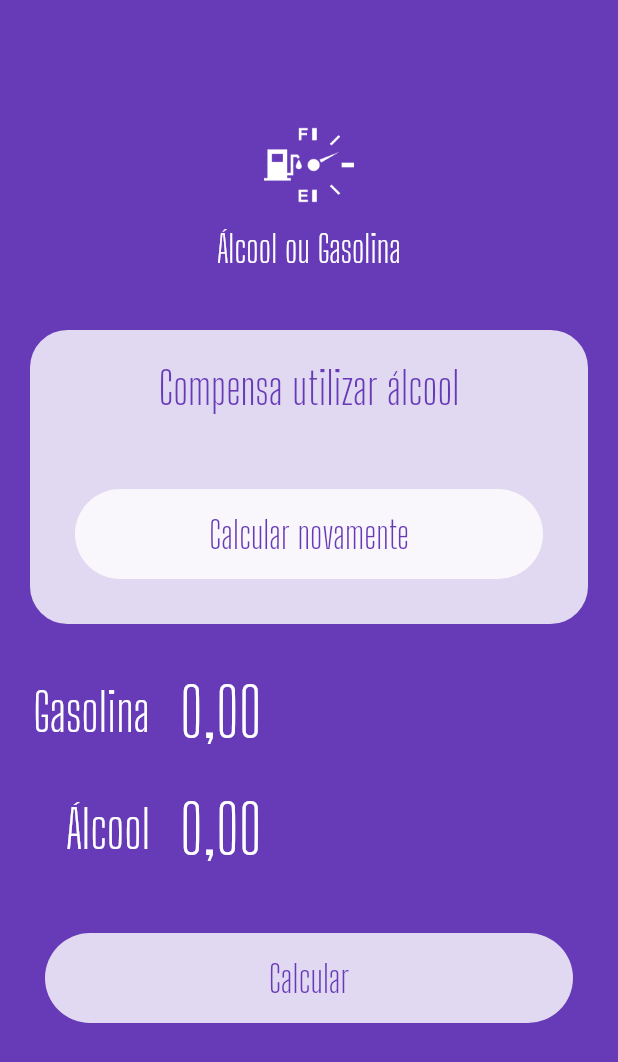
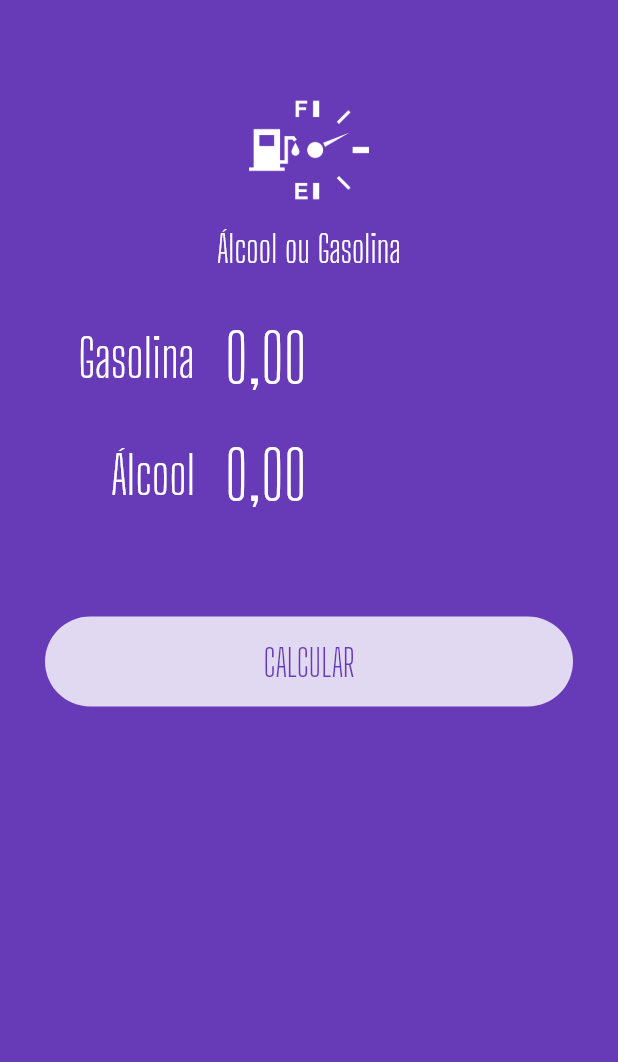
Before and after one commit to JoaoNascSilva/AlcoolOuGasolina, a Flutter app: the screen it shows after launch, on a phone screen of 412 x 824 dp. Shown: the top 1062 px of the screen. Run offline on Flutter 3.47's test engine with Material 2 defaults, Android fonts, the phone set to English and light mode, and no system bars; our stand-ins replace flutter_masked_text.

```diff
--- a/aog/lib/main.dart
+++ b/aog/lib/main.dart
@@ -1,7 +1,5 @@
-import 'package:aog/widgets/input.widget.dart';
-import 'package:aog/widgets/logo.widget.dart';
+import 'package:aog/pages/home.page.dart';
 import 'package:flutter/material.dart';
-import 'package:flutter_masked_text/flutter_masked_text.dart';
 
 void main() => runApp(MyApp());
 
@@ -18,89 +16,3 @@ class MyApp extends StatelessWidget {
     );
   }
 }
-
-class HomePage extends StatelessWidget {
-  var _gasolinaCtrl = new MoneyMaskedTextController();
-  var _alcoolCtrl = new MoneyMaskedTextController();
-
-  @override
-  Widget build(BuildContext context) {
-    return Scaffold(
-      backgroundColor: Theme.of(context).primaryColor,
-      body: ListView (
-        children: <Widget>[
-          Logo(),
-          Container(
-            margin: EdgeInsets.all(20),
-            decoration:  BoxDecoration(
-              color: Colors.white.withOpacity(0.8),
-              borderRadius: BorderRadius.circular(25),
-            ),
-            child: Column(
-              children: <Widget>[
-                SizedBox(height: 20,),
-                Text(
-                  "Compensa utilizar álcool",
-                  style: TextStyle(
-                    color: Theme.of(context).primaryColor,
-                    fontSize: 30,
-                    fontFamily: "Big Shoulders Display"
-                  ),
-                  textAlign: TextAlign.center,
-                ),
-                SizedBox(height: 20,),
-                Container(
-                  margin: EdgeInsets.all(30),
-                  height: 60,
-                  width: double.infinity,
-                  decoration: BoxDecoration(
-                    color: Colors.white.withOpacity(0.80),
-                    borderRadius: BorderRadius.circular(60)
-                  ),
-                  child: FlatButton(
-                    child: Text(
-                      "Calcular novamente",
-                      style: TextStyle(
-                        color: Theme.of(context).primaryColor,
-                        fontSize: 25,
-                        fontFamily: "Big Shoulders Display"
-                      ),
-                    ),
-                    onPressed: (){}
-                  ),
-                )
-              ],
-            ),
-          ),
-          Input(
-            ctrl: _gasolinaCtrl,
-            label: "Gasolina"
-          ),
-          Input(
-            ctrl: _alcoolCtrl,
-            label: "Álcool"
-          ),
-          Container(
-            margin: EdgeInsets.all(30),
-            height: 60,
-            decoration: BoxDecoration(
-              color: Colors.white.withOpacity(0.80),
-              borderRadius: BorderRadius.circular(60)
-            ),
-            child: FlatButton(
-              child: Text(
-                "Calcular",
-                style: TextStyle(
-                  color: Theme.of(context).primaryColor,
-                  fontSize: 25,
-                  fontFamily: "Big Shoulders Display"
-                ),
-              ),
-              onPressed: (){}
-            ),
-          )
-        ],
-      ),
-    );
-  }
-}
--- /dev/null
+++ b/aog/lib/pages/home.page.dart
@@ -0,0 +1,87 @@
+import 'package:aog/widgets/logo.widget.dart';
+import 'package:aog/widgets/submit-form.dart';
+import 'package:aog/widgets/succes.widget.dart';
+import 'package:flutter/material.dart';
+import 'package:flutter_masked_text/flutter_masked_text.dart';
+
+class HomePage extends StatefulWidget {
+  @override
+  _HomePageState createState() => _HomePageState();
+}
+
+class _HomePageState extends State<HomePage> {
+  Color _color = Colors.deepPurple;
+  var _busy = false;
+  var _completed = false;
+  var _resultText = "Compensa utilizar álcool";
+  var _gasCtrl = new MoneyMaskedTextController();
+  var _alcCtrl = new MoneyMaskedTextController();
+
+  @override
+  Widget build(BuildContext context) {
+    return Scaffold(
+      backgroundColor: Theme.of(context).primaryColor,
+      body: AnimatedContainer(
+        duration: Duration(
+          milliseconds: 1200,
+        ),
+        color: _color,
+        child: ListView(
+          children: <Widget>[
+            Logo(),
+            _completed
+                ? Success(
+                    result: _resultText,
+                    reset: reset,
+                  )
+                : SubmitForm(
+                    alcCtrl: _alcCtrl,
+                    gasCtrl: _gasCtrl,
+                    busy: _busy,
+                    submitFunc: calculate,
+                  ),
+          ],
+        ),
+      ),
+    );
+  }
+
+  Future calculate() {
+    double alc =
+        double.parse(_alcCtrl.text.replaceAll(new RegExp(r'[,.]'), '')) / 100;
+    double gas =
+        double.parse(_gasCtrl.text.replaceAll(new RegExp(r'[,.]'), '')) / 100;
+    double res = alc / gas;
+
+    setState(() {
+      _color = Colors.deepPurpleAccent;
+      _completed = false;
+      _busy = true;
+    });
+
+    return new Future.delayed(
+        const Duration(seconds: 1),
+        () => {
+              setState(() {
+                if (res >= 0.7) {
+                  _resultText = "Compensa utilizar Gasolina!";
+                } else {
+                  _resultText = "Compensa utilizar Álcool!";
+                }
+
+                _busy = false;
+                _completed = true;
+              })
+            });
+  }
+
+  reset() {
+    setState(() {
+      _color = Colors.deepPurple;
+      _alcCtrl = new MoneyMaskedTextController();
+      _gasCtrl = new MoneyMaskedTextController();
+      _completed = false;
+      _busy = false;
+    });
+  }
+}
--- /dev/null
+++ b/aog/lib/widgets/loading-button.widget.dart
@@ -0,0 +1,49 @@
+import 'package:flutter/material.dart';
+
+class LoadingButton extends StatelessWidget {
+  var busy = false;
+  var invert = false;
+  Function func;
+  var text = "";
+
+  LoadingButton({
+    @required this.busy,
+    @required this.func,
+    @required this.invert,
+    @required this.text,
+  });
+
+  @override
+  Widget build(BuildContext context) {
+    return busy
+        ? Container(
+            alignment: Alignment.center,
+            height: 50,
+            child: CircularProgressIndicator(
+              backgroundColor: Colors.white,
+            ),
+          )
+        : Container(
+            margin: EdgeInsets.all(30),
+            height: 60,
+            width: double.infinity,
+            decoration: BoxDecoration(
+              color: invert
+                  ? Theme.of(context).primaryColor
+                  : Colors.white.withOpacity(0.8),
+              borderRadius: BorderRadius.circular(60),
+            ),
+            child: FlatButton(
+              onPressed: func,
+              child: Text(
+                text,
+                style: TextStyle(
+                  color: invert ? Colors.white : Theme.of(context).primaryColor,
+                  fontSize: 25,
+                  fontFamily: "Big Shoulders Display",
+                ),
+              ),
+            ),
+          );
+  }
+}
--- a/aog/lib/widgets/logo.widget.dart
+++ b/aog/lib/widgets/logo.widget.dart
@@ -1,17 +1,18 @@
 import 'package:flutter/material.dart';
 
 class Logo extends StatelessWidget {
-
   @override
   Widget build(BuildContext context) {
     return Column(
       children: <Widget>[
         SizedBox(
+          height: 60,
+        ),
+        Container(
+          child: Image.asset(
+            "assets/images/aog-white.png",
             height: 80,
-        ),
-        Image.asset(
-          "assets/images/aog-white.png",
-          height: 60,
+          ),
         ),
         SizedBox(
           height: 10,
@@ -21,7 +22,7 @@ class Logo extends StatelessWidget {
           style: TextStyle(
             color: Colors.white,
             fontSize: 25,
-            fontFamily: "Big Shoulders Display"
+            fontFamily: "Big Shoulders Display",
           ),
           textAlign: TextAlign.center,
         ),
--- /dev/null
+++ b/aog/lib/widgets/submit-form.dart
@@ -0,0 +1,58 @@
+import 'package:flutter/material.dart';
+import 'package:flutter_masked_text/flutter_masked_text.dart';
+
+import 'input.widget.dart';
+import 'loading-button.widget.dart';
+
+class SubmitForm extends StatelessWidget {
+  var gasCtrl = new MoneyMaskedTextController();
+  var alcCtrl = new MoneyMaskedTextController();
+  var busy = false;
+  Function submitFunc;
+
+  SubmitForm({
+    @required this.gasCtrl,
+    @required this.alcCtrl,
+    @required this.busy,
+    @required this.submitFunc,
+  });
+
+  @override
+  Widget build(BuildContext context) {
+    return Container(
+      child: Column(
+        children: <Widget>[
+          Padding(
+            padding: EdgeInsets.only(
+              left: 30,
+              right: 30,
+            ),
+            child: Input(
+              label: "Gasolina",
+              ctrl: gasCtrl,
+            ),
+          ),
+          Padding(
+            padding: EdgeInsets.only(
+              left: 30,
+              right: 30,
+            ),
+            child: Input(
+              label: "Álcool",
+              ctrl: alcCtrl,
+            ),
+          ),
+          SizedBox(
+            height: 25,
+          ),
+          LoadingButton(
+            busy: busy,
+            func: submitFunc,
+            invert: false,
+            text: "CALCULAR",
+          ),
+        ],
+      ),
+    );
+  }
+}
```
Also changed, not shown: aog/lib/widgets/input.widget.dart (+6 -4 lines), aog/lib/widgets/succes.widget.dart (added, +49 -0 lines).
